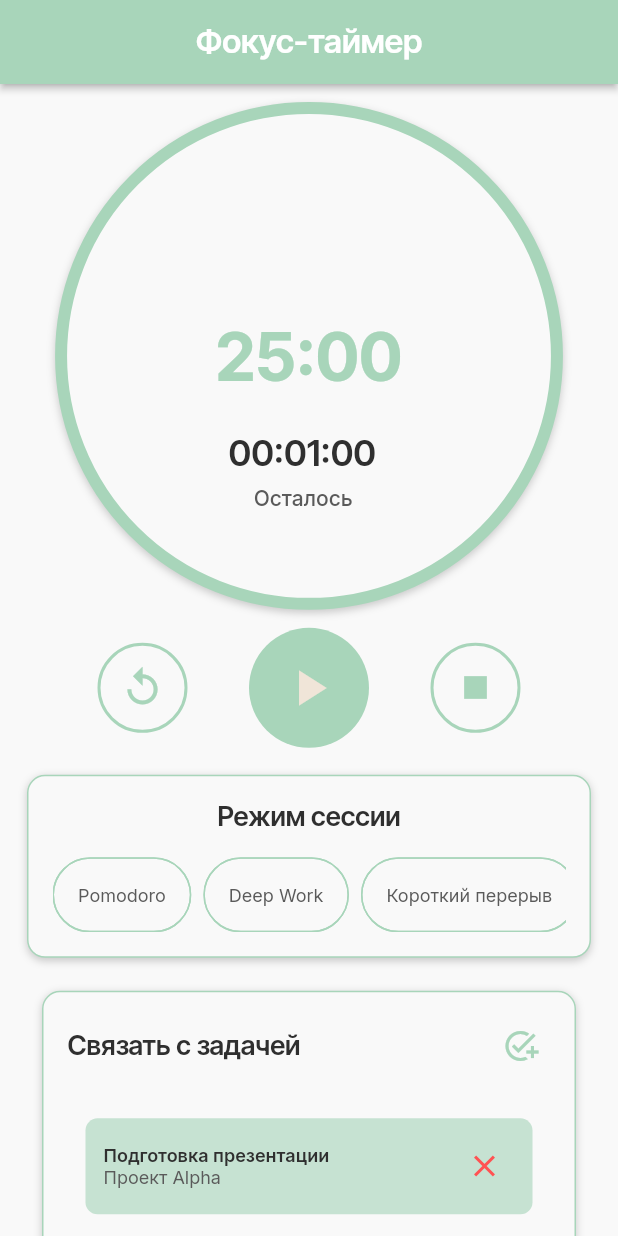
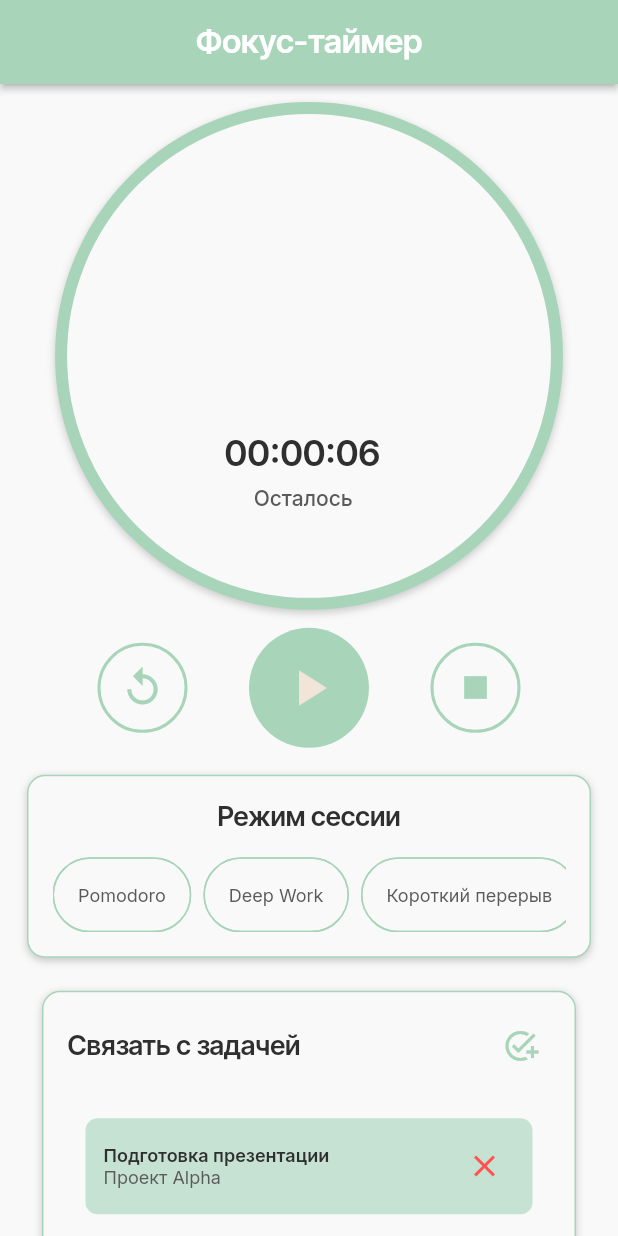
Before and after one commit to hoodsey/diplombonch, a Flutter app: the TimerWidget screen opened directly, on a phone screen of 412 x 824 dp. Run offline on Flutter 3.47's test engine with Material 3 defaults, Android fonts, the light colour scheme and no system bars; drawn by our look-alikes of percent_indicator; our stand-ins replace auto_size_text, cloud_firestore, cloud_functions, dropdown_button2, firebase_auth, firebase_core and 15 more; missing offline and left inert: json_path; accounts and stored records are empty; statements that could not run were skipped.

Commit message:
Updating to latest FlutterFlow output.

```diff
--- a/lib/pages/timer/timer_model.dart
+++ b/lib/pages/timer/timer_model.dart
@@ -9,9 +9,9 @@ class TimerModel extends FlutterFlowModel<TimerWidget> {
   ///  State fields for stateful widgets in this page.
 
   // State field(s) for Timer widget.
-  final timerInitialTimeMs = 60000;
-  int timerMilliseconds = 60000;
-  String timerValue = StopWatchTimer.getDisplayTime(60000, milliSecond: false);
+  final timerInitialTimeMs = 6000;
+  int timerMilliseconds = 6000;
+  String timerValue = StopWatchTimer.getDisplayTime(6000, milliSecond: false);
   FlutterFlowTimerController timerController =
       FlutterFlowTimerController(StopWatchTimer(mode: StopWatchMode.countDown));
 
--- a/lib/pages/timer/timer_widget.dart
+++ b/lib/pages/timer/timer_widget.dart
@@ -114,7 +114,7 @@ class _TimerWidgetState extends State<TimerWidget> {
                             Align(
                               alignment: AlignmentDirectional(0.0, 0.0),
                               child: CircularPercentIndicator(
-                                percent: _model.timerMilliseconds.toDouble(),
+                                percent: 0.8,
                                 radius: 140.0,
                                 lineWidth: 280.0,
                                 animation: true,
@@ -122,18 +122,6 @@ class _TimerWidgetState extends State<TimerWidget> {
                                 progressColor:
                                     FlutterFlowTheme.of(context).primary,
                                 backgroundColor: Color(0x15000000),
-                                center: Text(
-                                  '25:00',
-                                  style: FlutterFlowTheme.of(context)
-                                      .displayMedium
-                                      .override(
-                                        fontFamily: 'Inter Tight',
-                                        color: FlutterFlowTheme.of(context)
-                                            .primary,
-                                        letterSpacing: 0.0,
-                                        fontWeight: FontWeight.bold,
-                                      ),
-                                ),
                               ),
                             ),
                             Align(
```
